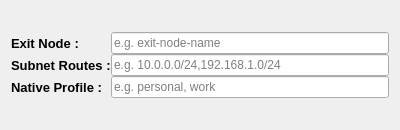
This is pygui/dialogs/node.ui in Arean82/Tailscale-Headscale-Client as Qt 5 draws it before an edit. The edited form follows.
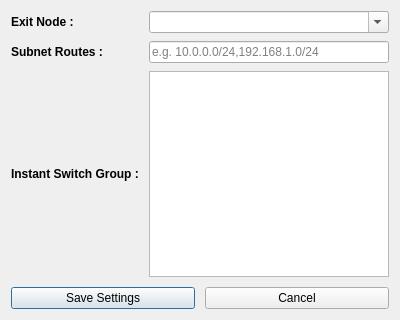
This is the edited form.

Commit message: refactor: migrate application architecture to modular src structure and introduce settings/dialog components

```diff
--- a/pygui/dialogs/node.ui
+++ b/pygui/dialogs/node.ui
@@ -1,38 +1,32 @@
 <?xml version="1.0" encoding="UTF-8"?>
 <ui version="4.0">
- <class>TabWidget</class>
- <widget class="QWidget" name="TabWidget">
+ <class>NodeDialog</class>
+ <widget class="QDialog" name="NodeDialog">
   <property name="geometry">
    <rect>
     <x>0</x>
     <y>0</y>
     <width>400</width>
-    <height>130</height>
+    <height>320</height>
    </rect>
   </property>
-  <layout class="QGridLayout" name="gridLayout">
-   <property name="verticalSpacing">
-    <number>4</number>
+  <property name="windowTitle">
+   <string>Advanced Options</string>
+  </property>
+  <layout class="QVBoxLayout" name="verticalLayout">
+   <property name="spacing">
+    <number>10</number>
    </property>
-   <item row="0" column="0" colspan="2">
-    <layout class="QGridLayout" name="advancedGridLayout">
-     <property name="leftMargin">
-      <number>0</number>
-     </property>
-     <property name="topMargin">
-      <number>4</number>
-     </property>
-     <property name="rightMargin">
-      <number>0</number>
-     </property>
-     <property name="bottomMargin">
-      <number>4</number>
+   <item>
+    <layout class="QGridLayout" name="gridLayout">
+     <property name="verticalSpacing">
+      <number>8</number>
      </property>
      <item row="0" column="0">
       <widget class="QLabel" name="labelExitNode">
        <property name="font">
         <font>
-         <pointsize>10</pointsize>
+         <pointsize>9</pointsize>
          <bold>true</bold>
         </font>
        </property>
@@ -42,9 +36,9 @@
       </widget>
      </item>
      <item row="0" column="1">
-      <widget class="QLineEdit" name="lineEditExitNode">
-       <property name="placeholderText">
-        <string>e.g. exit-node-name</string>
+      <widget class="QComboBox" name="comboBoxExitNode">
+       <property name="editable">
+        <bool>true</bool>
        </property>
       </widget>
      </item>
@@ -52,7 +46,7 @@
       <widget class="QLabel" name="labelRoutes">
        <property name="font">
         <font>
-         <pointsize>10</pointsize>
+         <pointsize>9</pointsize>
          <bold>true</bold>
         </font>
        </property>
@@ -72,19 +66,43 @@
       <widget class="QLabel" name="labelNativeProfile">
        <property name="font">
         <font>
-         <pointsize>10</pointsize>
+         <pointsize>9</pointsize>
          <bold>true</bold>
         </font>
        </property>
        <property name="text">
-        <string>Native Profile :</string>
+        <string>Instant Switch Group :</string>
        </property>
       </widget>
      </item>
      <item row="2" column="1">
-      <widget class="QLineEdit" name="lineEditNativeProfile">
-       <property name="placeholderText">
-        <string>e.g. personal, work</string>
+      <widget class="QListWidget" name="listNativeSwitch">
+       <property name="minimumSize">
+        <size>
+         <width>0</width>
+         <height>120</height>
+        </size>
+       </property>
+      </widget>
+     </item>
+    </layout>
+   </item>
+   <item>
+    <layout class="QHBoxLayout" name="buttonLayout">
+     <property name="spacing">
+      <number>10</number>
+     </property>
+     <item>
+      <widget class="QPushButton" name="btnSave">
+       <property name="text">
+        <string>Save Settings</string>
+       </property>
+      </widget>
+     </item>
+     <item>
+      <widget class="QPushButton" name="btnCancel">
+       <property name="text">
+        <string>Cancel</string>
        </property>
       </widget>
      </item>
```
The commit also changes 15 other files.
